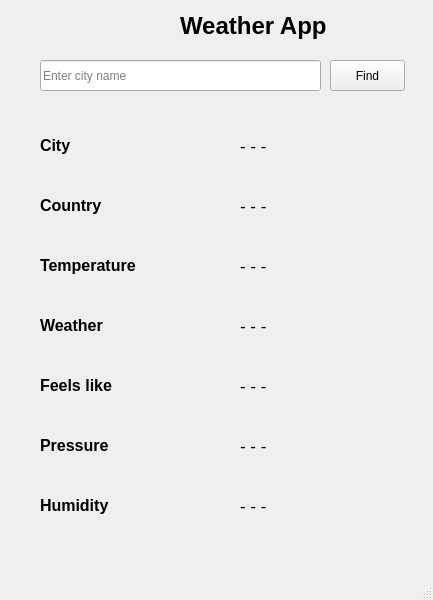
Before: the Qt Designer form Python/Task 4 - Weather App/weather_app.ui in Ahlyab/CODSOFT, drawn with Qt 5.
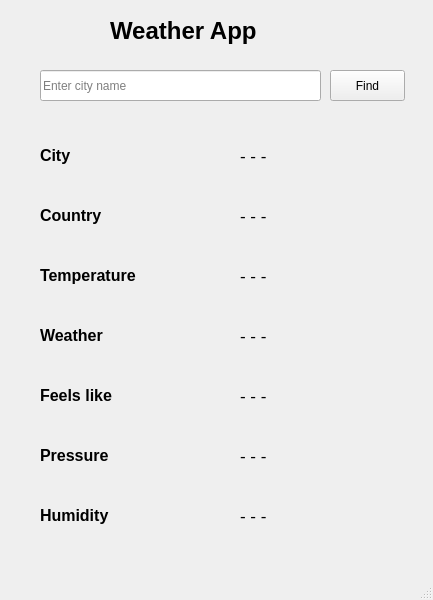
After: the same form once the commit is applied.

Commit message: UI updated & connected with backend

Patch:
```diff
--- a/Python/Task 4 - Weather App/weather_app.ui
+++ b/Python/Task 4 - Weather App/weather_app.ui
@@ -18,7 +18,7 @@
     <property name="geometry">
      <rect>
       <x>40</x>
-      <y>60</y>
+      <y>70</y>
       <width>281</width>
       <height>31</height>
      </rect>
@@ -33,10 +33,10 @@
    <widget class="QLabel" name="label">
     <property name="geometry">
      <rect>
-      <x>180</x>
+      <x>110</x>
       <y>10</y>
-      <width>151</width>
-      <height>31</height>
+      <width>211</width>
+      <height>41</height>
      </rect>
     </property>
     <property name="font">
@@ -53,7 +53,7 @@
     <property name="geometry">
      <rect>
       <x>330</x>
-      <y>60</y>
+      <y>70</y>
       <width>75</width>
       <height>31</height>
      </rect>
@@ -66,7 +66,7 @@
     <property name="geometry">
      <rect>
       <x>40</x>
-      <y>130</y>
+      <y>140</y>
       <width>49</width>
       <height>31</height>
      </rect>
@@ -85,7 +85,7 @@
     <property name="geometry">
      <rect>
       <x>40</x>
-      <y>190</y>
+      <y>200</y>
       <width>81</width>
       <height>31</height>
      </rect>
@@ -104,7 +104,7 @@
     <property name="geometry">
      <rect>
       <x>40</x>
-      <y>250</y>
+      <y>260</y>
       <width>101</width>
       <height>31</height>
      </rect>
@@ -123,7 +123,7 @@
     <property name="geometry">
      <rect>
       <x>40</x>
-      <y>370</y>
+      <y>380</y>
       <width>81</width>
       <height>31</height>
      </rect>
@@ -142,7 +142,7 @@
     <property name="geometry">
      <rect>
       <x>40</x>
-      <y>430</y>
+      <y>440</y>
       <width>81</width>
       <height>31</height>
      </rect>
@@ -161,7 +161,7 @@
     <property name="geometry">
      <rect>
       <x>40</x>
-      <y>490</y>
+      <y>500</y>
       <width>81</width>
       <height>31</height>
      </rect>
@@ -180,7 +180,7 @@
     <property name="geometry">
      <rect>
       <x>40</x>
-      <y>310</y>
+      <y>320</y>
       <width>81</width>
       <height>31</height>
      </rect>
@@ -199,7 +199,7 @@
     <property name="geometry">
      <rect>
       <x>240</x>
-      <y>130</y>
+      <y>140</y>
       <width>171</width>
       <height>31</height>
      </rect>
@@ -217,7 +217,7 @@
     <property name="geometry">
      <rect>
       <x>240</x>
-      <y>190</y>
+      <y>200</y>
       <width>171</width>
       <height>31</height>
      </rect>
@@ -235,7 +235,7 @@
     <property name="geometry">
      <rect>
       <x>240</x>
-      <y>250</y>
+      <y>260</y>
       <width>171</width>
       <height>31</height>
      </rect>
@@ -253,7 +253,7 @@
     <property name="geometry">
      <rect>
       <x>240</x>
-      <y>430</y>
+      <y>440</y>
       <width>171</width>
       <height>31</height>
      </rect>
@@ -271,7 +271,7 @@
     <property name="geometry">
      <rect>
       <x>240</x>
-      <y>370</y>
+      <y>380</y>
       <width>171</width>
       <height>31</height>
      </rect>
@@ -289,7 +289,7 @@
     <property name="geometry">
      <rect>
       <x>240</x>
-      <y>310</y>
+      <y>320</y>
       <width>171</width>
       <height>31</height>
      </rect>
@@ -307,7 +307,7 @@
     <property name="geometry">
      <rect>
       <x>240</x>
-      <y>490</y>
+      <y>500</y>
       <width>171</width>
       <height>31</height>
      </rect>
```
The commit also changes 1 other file.
